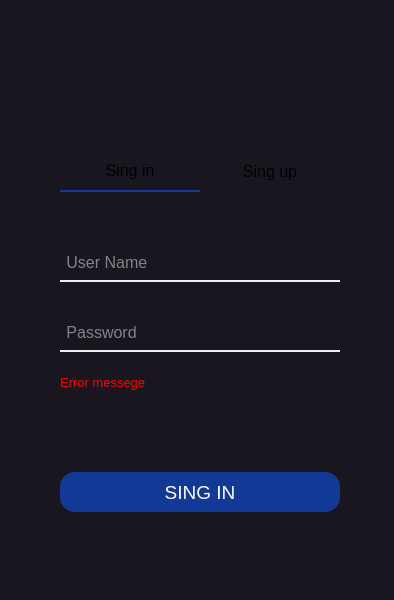
Above: designer/auth.ui from OleksiiMartseniuk/movie_desktop before the change. Below: the same form after it.
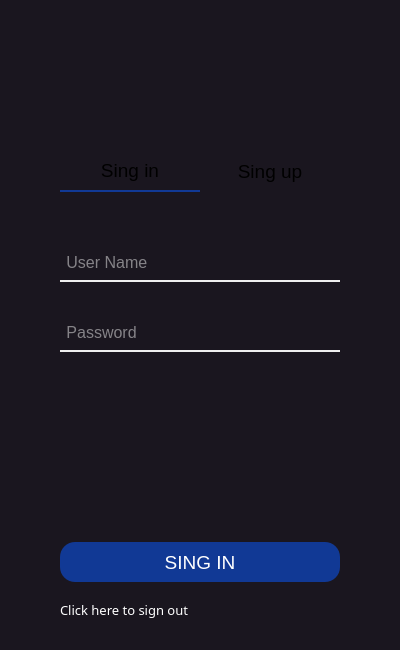
That is the form after the change. Icons and pictures are not drawn.

The edit to the form file:
```diff
--- a/designer/auth.ui
+++ b/designer/auth.ui
@@ -6,8 +6,8 @@
    <rect>
     <x>0</x>
     <y>0</y>
-    <width>394</width>
-    <height>600</height>
+    <width>400</width>
+    <height>650</height>
    </rect>
   </property>
   <property name="windowTitle">
@@ -22,11 +22,47 @@
 	border: none;
 	width: 140px;
 	height: 40px;
-	font: 500 14pt &quot;Archivo Medium&quot;;
 }
 
 QTabBar::tab:selected{
 	border-bottom: 2px solid rgb(17, 57, 149);
+}
+
+QPushButton {
+	background-color: rgb(17, 57, 149);
+	color: rgb(255, 255, 255);
+	border-radius: 15px;
+}
+QPushButton:hover {
+	font: bold;
+	background-color: rgb(102, 128, 192);
+	color: black;
+}
+QPushButton:pressed {
+	background-color: rgb(85, 85, 0);
+	color: rgb(255, 255, 255);
+	background-color: rgb(102, 128, 192);
+}
+QScrollArea {
+	border: none;
+}
+
+QScrollBar::handle:vertical{
+	background-color: rgb(26, 22, 31);
+	border-right: 2px solid  rgb(17, 57, 149);
+}
+
+QScrollBar::add-line:vertical{
+	background-color: rgb(26, 22, 31);
+}
+QScrollBar::sub-line:vertical{
+	background-color: rgb(26, 22, 31);
+}
+QLabel#exit{
+	color: rgb(255, 255, 255);
+}
+QLabel#exit:hover{
+	color: rgb(17, 57, 149);
 }</string>
   </property>
   <widget class="QTabWidget" name="tabWidget">
@@ -46,7 +82,7 @@
    </property>
    <property name="font">
     <font>
-     <pointsize>12</pointsize>
+     <pointsize>14</pointsize>
      <italic>false</italic>
      <bold>false</bold>
      <kerning>true</kerning>
@@ -56,29 +92,13 @@
     <string notr="true">QTabWidget {
 	border: none;
 }
-QPushButton {
-	background-color: rgb(17, 57, 149);
-	color: rgb(255, 255, 255);
-	border-radius: 15px;
-	font: 500 14pt &quot;Archivo Medium&quot;;
-}
-QPushButton:hover {
-	font: bold;
-	background-color: rgb(102, 128, 192);
-	color: black;
-}
-QPushButton:pressed {
-	background-color: rgb(85, 85, 0);
-	color: rgb(255, 255, 255);
-	background-color: rgb(102, 128, 192);
-}
 QLineEdit {
 	border: none;
 	border-bottom: 2px solid rgb(239, 239, 239);
 	color: rgb(239, 239, 239);
 	padding-bottom: 7px;
-	font: 500 12pt &quot;Archivo Medium&quot;;
-}</string>
+}
+</string>
    </property>
    <property name="tabPosition">
     <enum>QTabWidget::North</enum>
@@ -163,50 +183,11 @@
       <string> Password</string>
      </property>
     </widget>
-    <widget class="QLabel" name="error_1">
-     <property name="geometry">
-      <rect>
-       <x>0</x>
-       <y>180</y>
-       <width>280</width>
-       <height>20</height>
-      </rect>
-     </property>
-     <property name="font">
-      <font>
-       <pointsize>10</pointsize>
-       <italic>false</italic>
-       <bold>false</bold>
-      </font>
-     </property>
-     <property name="styleSheet">
-      <string notr="true">color: rgb(255, 0, 0);
-font: 500 10pt &quot;Archivo Medium&quot;;</string>
-     </property>
-     <property name="frameShape">
-      <enum>QFrame::NoFrame</enum>
-     </property>
-     <property name="frameShadow">
-      <enum>QFrame::Plain</enum>
-     </property>
-     <property name="text">
-      <string>Error messege</string>
-     </property>
-     <property name="textFormat">
-      <enum>Qt::PlainText</enum>
-     </property>
-     <property name="scaledContents">
-      <bool>false</bool>
-     </property>
-     <property name="wordWrap">
-      <bool>false</bool>
-     </property>
-    </widget>
     <widget class="QPushButton" name="sing_in">
      <property name="geometry">
       <rect>
        <x>0</x>
-       <y>280</y>
+       <y>350</y>
        <width>280</width>
        <height>40</height>
       </rect>
@@ -225,6 +206,39 @@
       <string>SING IN</string>
      </property>
     </widget>
+    <widget class="QScrollArea" name="error_1">
+     <property name="geometry">
+      <rect>
+       <x>0</x>
+       <y>180</y>
+       <width>280</width>
+       <height>90</height>
+      </rect>
+     </property>
+     <property name="contextMenuPolicy">
+      <enum>Qt::ActionsContextMenu</enum>
+     </property>
+     <property name="styleSheet">
+      <string notr="true"/>
+     </property>
+     <property name="widgetResizable">
+      <bool>true</bool>
+     </property>
+     <widget class="QWidget" name="scrollAreaWidgetContents_2">
+      <property name="geometry">
+       <rect>
+        <x>0</x>
+        <y>0</y>
+        <width>280</width>
+        <height>90</height>
+       </rect>
+      </property>
+      <property name="styleSheet">
+       <string notr="true">color: rgb(255, 0, 0);</string>
+      </property>
+      <layout class="QVBoxLayout" name="verticalLayout_2"/>
+     </widget>
+    </widget>
    </widget>
    <widget class="QWidget" name="tab_sing_up">
     <attribute name="title">
@@ -382,6 +396,25 @@
     <string/>
    </property>
   </widget>
+  <widget class="QLabel" name="exit">
+   <property name="geometry">
+    <rect>
+     <x>60</x>
+     <y>600</y>
+     <width>171</width>
+     <height>20</height>
+    </rect>
+   </property>
+   <property name="font">
+    <font>
+     <family>Archivo Medium</family>
+     <pointsize>10</pointsize>
+    </font>
+   </property>
+   <property name="text">
+    <string>Click here to sign out</string>
+   </property>
+  </widget>
  </widget>
  <resources>
   <include location="../icon/res.qrc"/>
```
Left out of the diff: 67 changed lines with no effect on the pictures.
